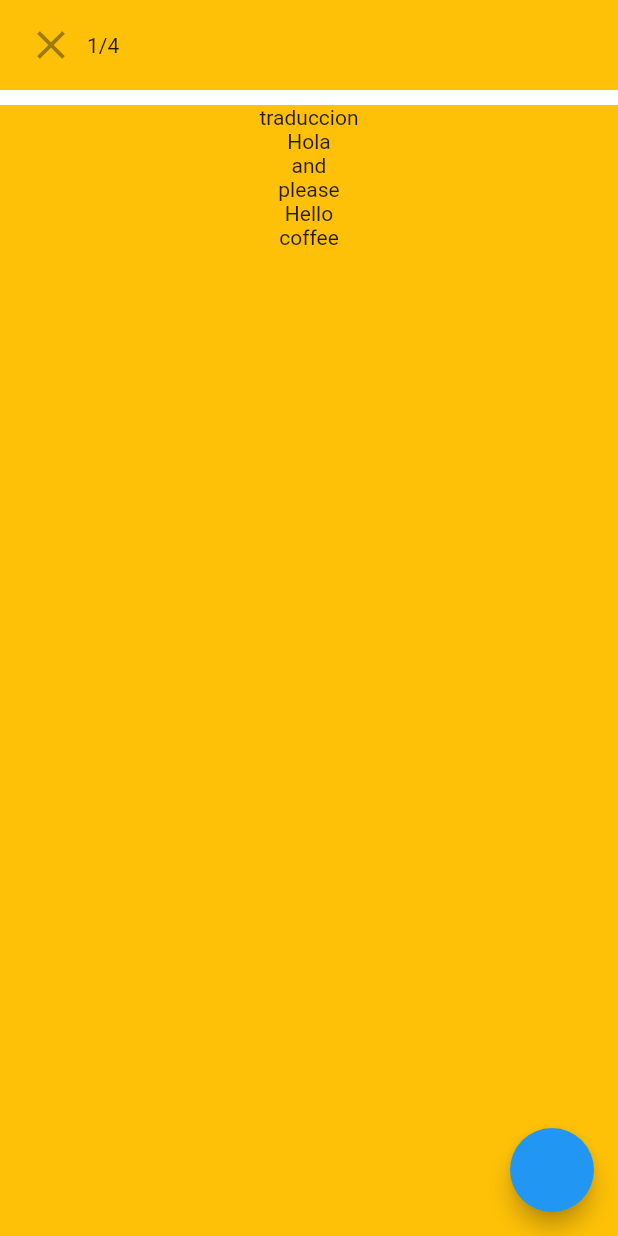
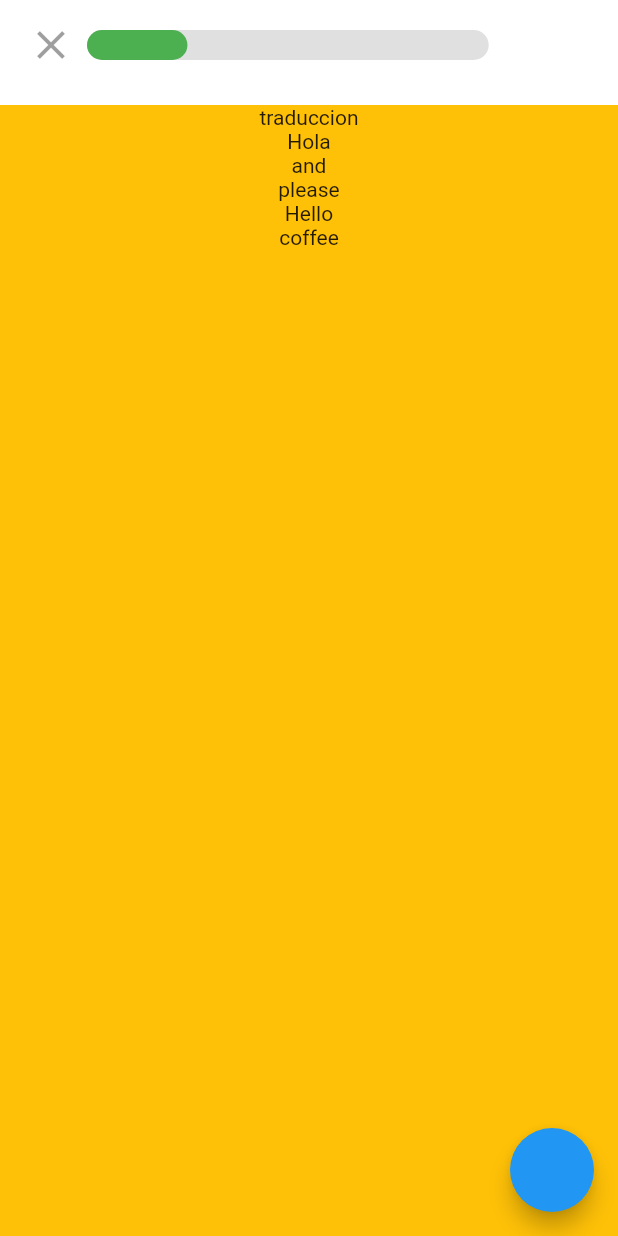
Before and after one commit to PACOdergod/duo2, a Flutter app: the screen it shows after launch, on a phone screen of 412 x 824 dp. Run offline on Flutter 3.47's test engine with Material 2 defaults, Android fonts, the phone set to English and light mode, and no system bars; our stand-ins replace get.

Commit message:
la barra esta lista, empezando a crear las animaciones

```diff
--- a/lib/src/pages/lesson_page.dart
+++ b/lib/src/pages/lesson_page.dart
@@ -70,7 +70,7 @@ class _LessonBodyState extends State<LessonBody> {
                 padding: EdgeInsets.symmetric(horizontal: 10),
                 width: MediaQuery.of(context).size.width,
                 height: 60,
-                color: Colors.amber,
+                color: Colors.white,
                 child: Row(
                   children: [
 
@@ -80,10 +80,16 @@ class _LessonBodyState extends State<LessonBody> {
                     ),
 
                     //TODO:barra de progreso
-                    Text(
-                      "${lessonService.currentIndex+1}" +
-                      "/${lessonService.lesson.quizes.length}"
-                    ),
+                    // Text(
+                    //   "${lessonService.currentIndex+1}" +
+                    //   "/${lessonService.lesson.quizes.length}"
+                    // ),
+
+                    ProgressBar(
+                      largo: lessonService.lesson.quizes.length,
+                      index: lessonService.currentIndex+1,
+                      ancho: MediaQuery.of(context).size.width*.65,
+                    )
 
                   ],
                 ),
@@ -120,3 +126,45 @@ class _LessonBodyState extends State<LessonBody> {
     );
   }
 }
+
+class ProgressBar extends StatelessWidget {
+
+  final int largo;
+  final int index;
+  final double ancho;
+
+  const ProgressBar({
+    required this.largo,
+    required this.index,
+    this.ancho = 250,
+  });
+
+
+  @override
+  Widget build(BuildContext context) {
+
+    double sizeOcupado = (index*ancho)/largo;
+
+    return Stack(
+      children: [
+        Container(
+          height: 20,
+          width: this.ancho,
+          decoration: BoxDecoration(
+            color: Colors.black12,
+            borderRadius: BorderRadius.circular(10)
+          ),
+        ),
+
+        Container(
+          height: 20,
+          width: sizeOcupado,
+          decoration: BoxDecoration(
+            color: Colors.green,
+            borderRadius: BorderRadius.circular(10)
+          ),
+        ),
+      ],
+    );
+  }
+}
```
